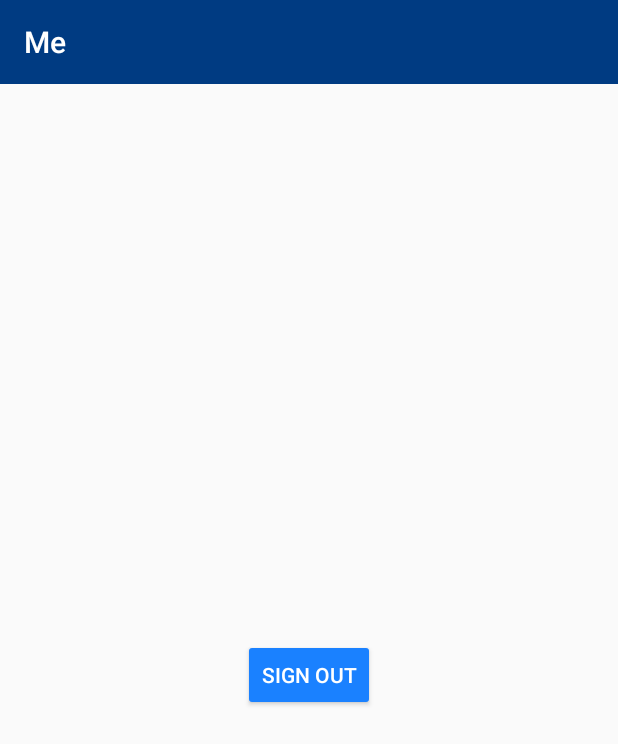
After one commit to tillchen/JStore_Android, an Android app: the layout fragment_anonymous_me.xml on its own in the app's theme, with its tools: preview values and no code run, on a phone screen of 412 x 824 dp. The commit adds this screen. Shown: the top 744 px of the screen. Run offline under Robolectric (Android 15) with nearby library versions, the light colour scheme and no system bars.

Commit message:
added layout for anonymous Me

```diff
--- a/app/src/main/res/layout/activity_anonymous_new_user.xml
+++ b/app/src/main/res/layout/activity_anonymous_new_user.xml
@@ -24,9 +24,10 @@
         android:text="@string/greet_anonymous_user"
         app:layout_constraintBottom_toBottomOf="parent"
         app:layout_constraintEnd_toEndOf="parent"
+        app:layout_constraintHorizontal_bias="0.495"
         app:layout_constraintStart_toStartOf="parent"
         app:layout_constraintTop_toBottomOf="@+id/toolbar_new_user"
-        app:layout_constraintVertical_bias="0.00999999" />
+        app:layout_constraintVertical_bias="0.050000012" />
 
     <Button
         android:id="@+id/start_button_2"
--- /dev/null
+++ b/app/src/main/res/layout/fragment_anonymous_me.xml
@@ -0,0 +1,30 @@
+<?xml version="1.0" encoding="utf-8"?>
+<androidx.constraintlayout.widget.ConstraintLayout xmlns:android="http://schemas.android.com/apk/res/android"
+    android:layout_width="match_parent"
+    android:layout_height="match_parent"
+    xmlns:tools="http://schemas.android.com/tools"
+    xmlns:app="http://schemas.android.com/apk/res-auto">
+
+    <androidx.appcompat.widget.Toolbar
+        android:id="@+id/anonymous_me_toolbar"
+        android:layout_width="match_parent"
+        android:layout_height="wrap_content"
+        android:background="?attr/colorPrimary"
+        android:minHeight="?attr/actionBarSize"
+        android:theme="@style/ThemeOverlay.AppCompat.Dark.ActionBar"
+        app:layout_constraintStart_toStartOf="parent"
+        app:layout_constraintTop_toTopOf="parent"
+        app:title="@string/title_me" />
+
+    <Button
+        android:id="@+id/anonymous_sign_out_button"
+        android:layout_width="wrap_content"
+        android:layout_height="wrap_content"
+        android:layout_marginTop="20dp"
+        android:text="@string/sign_out"
+        app:layout_constraintBottom_toBottomOf="parent"
+        app:layout_constraintEnd_toEndOf="parent"
+        app:layout_constraintStart_toStartOf="parent"
+        app:layout_constraintTop_toBottomOf="@+id/anonymous_me_toolbar" />
+
+</androidx.constraintlayout.widget.ConstraintLayout>
--- a/app/src/main/res/values/strings.xml
+++ b/app/src/main/res/values/strings.xml
@@ -26,7 +26,7 @@
 
     <string name="greet_anonymous_user">Welcome! You\'ve signed in anonymously. You can browse through
         all the items in the Buy section. In order to use full functionalities, please sign out in the
-        Me section first. And then sign in the your Email.</string>
+        Me section first. And then sign in with your email.</string>
 
     <string name="sell_a_new_item">Sell a new item: (all fields below are required)</string>
     <string name="title">Title:</string>
@@ -68,7 +68,7 @@
 
     <string name="anonymous_sell">It looks like you are an anonymous user. In order to use this section
     and unlock more functionalities, please go to Me section and sign out. Then sign in again with your
-    Email.</string>
+    email.</string>
 
     <string name="picture_of_the_item">Picture of the Item</string>
 
```
Also changed, not shown: app/src/main/java/com/tillchen/jstore/ui/me/MeFragment.java (+27 -21 lines), app/src/main/java/com/tillchen/jstore/ui/me/MeViewModel.java (deleted, +0 -19 lines), app/src/main/res/layout/fragment_me.xml (+33 -12 lines).
